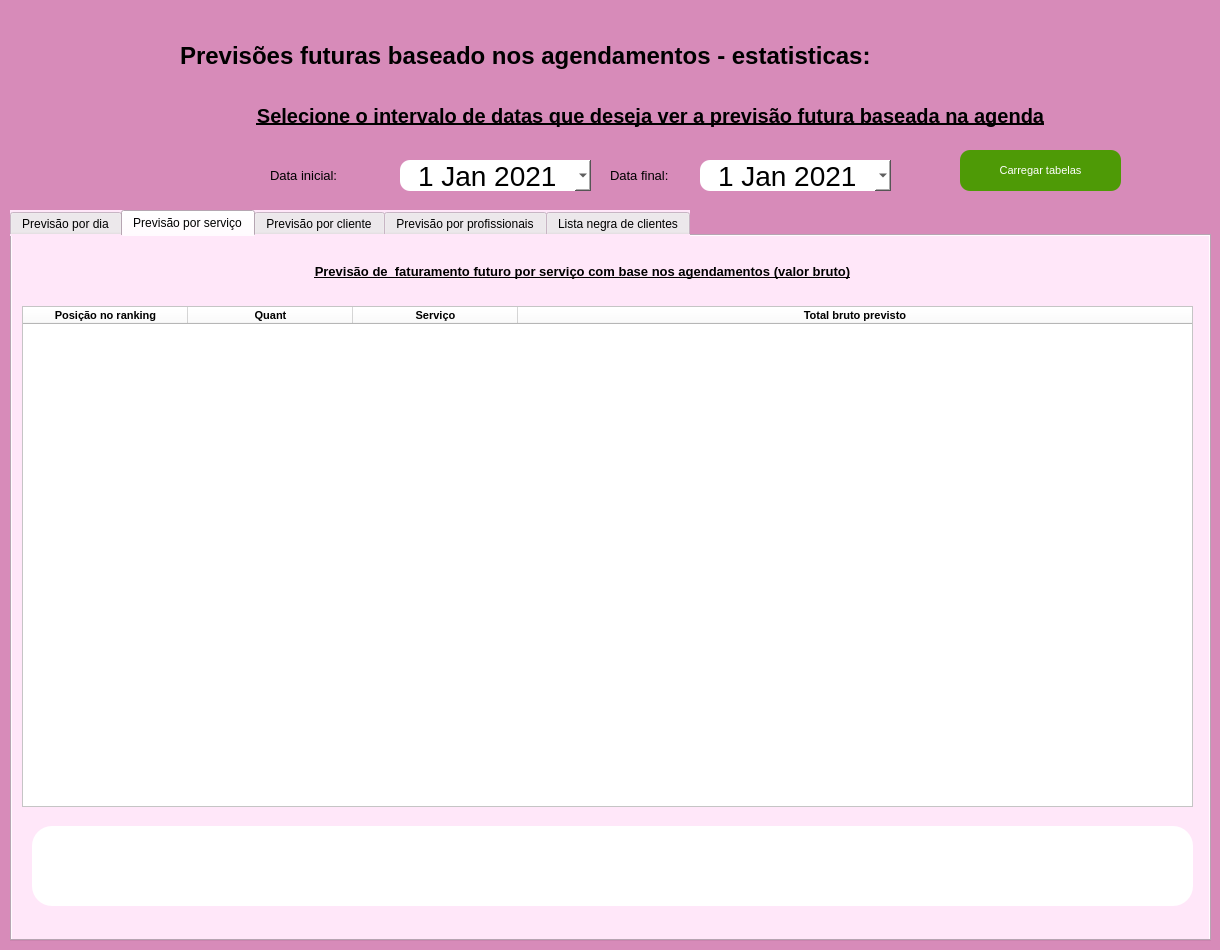
JVwolfart/PROJETO-SALAO-JOVEM-PROGRAMADOR, file telas_duda/estatisticas_ag_futuro.ui: the form before one commit.
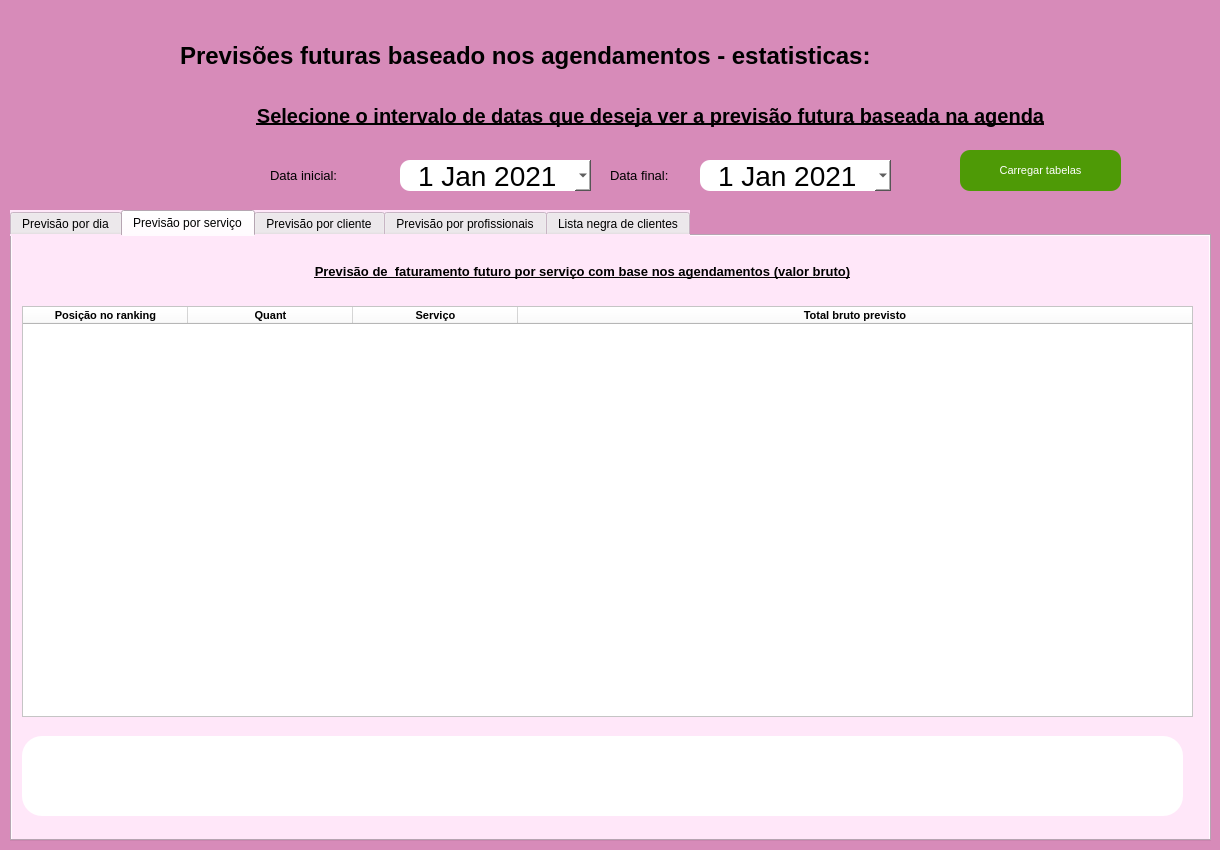
The form after the commit. The open tabs and pages were chosen to show the change. Icons and pictures are not drawn.

The edit to the form file:
```diff
--- a/telas_duda/estatisticas_ag_futuro.ui
+++ b/telas_duda/estatisticas_ag_futuro.ui
@@ -13,19 +13,19 @@
     <x>0</x>
     <y>0</y>
     <width>1220</width>
-    <height>950</height>
+    <height>850</height>
    </rect>
   </property>
   <property name="minimumSize">
    <size>
     <width>1220</width>
-    <height>950</height>
+    <height>850</height>
    </size>
   </property>
   <property name="maximumSize">
    <size>
     <width>1220</width>
-    <height>950</height>
+    <height>850</height>
    </size>
   </property>
   <property name="font">
@@ -73,7 +73,7 @@
       <x>10</x>
       <y>210</y>
       <width>1201</width>
-      <height>731</height>
+      <height>631</height>
      </rect>
     </property>
     <property name="cursor">
@@ -259,8 +259,8 @@
      <widget class="QFrame" name="frame_3">
       <property name="geometry">
        <rect>
-        <x>20</x>
-        <y>590</y>
+        <x>10</x>
+        <y>500</y>
         <width>1161</width>
         <height>80</height>
        </rect>
@@ -336,7 +336,7 @@
         <x>10</x>
         <y>70</y>
         <width>1171</width>
-        <height>501</height>
+        <height>411</height>
        </rect>
       </property>
       <property name="sizePolicy">
```
Left out of the diff: 22 changed lines with no effect on the pictures.
